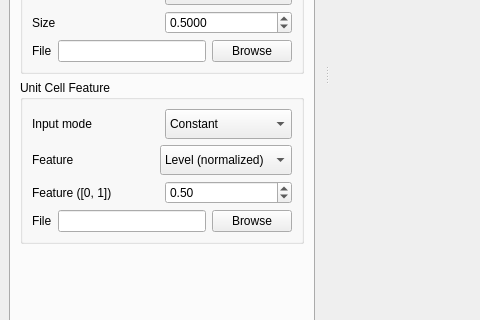
This is mainwindow.ui in tpms-lattice/QASLI as Qt 5 draws it before an edit; both pictures show x 0 to 480 and y 241 to 561 of the 1134 by 761 pixel window. The edited form follows.
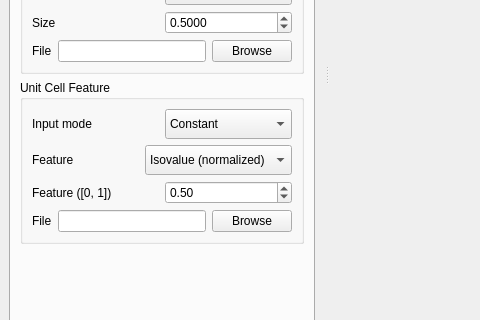
This is the edited form.

Commit message: change feature name level to isovalue

Patch:
```diff
--- a/mainwindow.ui
+++ b/mainwindow.ui
@@ -559,7 +559,7 @@
                 </property>
                 <item>
                  <property name="text">
-                  <string>Level (normalized)</string>
+                  <string>Isovalue (normalized)</string>
                  </property>
                 </item>
                 <item>
```
Left out of the diff: 2 changed lines with no effect on the pictures. The commit also changes 1 other file.
